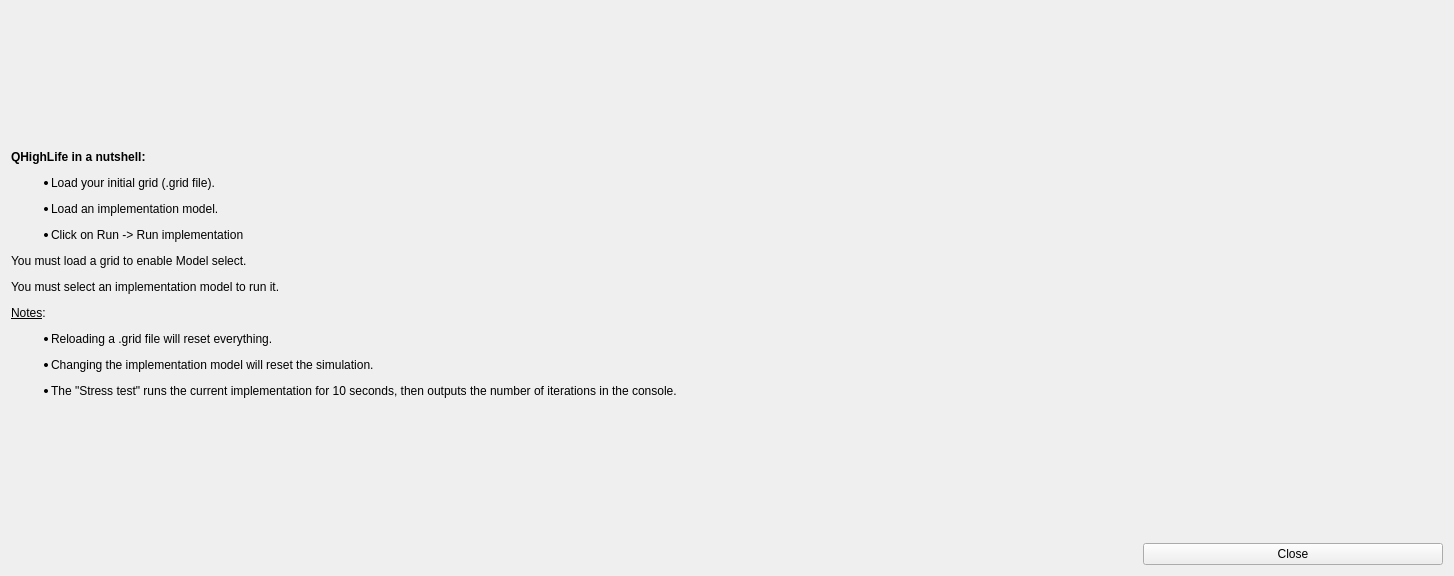
First picture: the form in tutorial.ui, repository gsanhueza/QHighLife, before the edit.
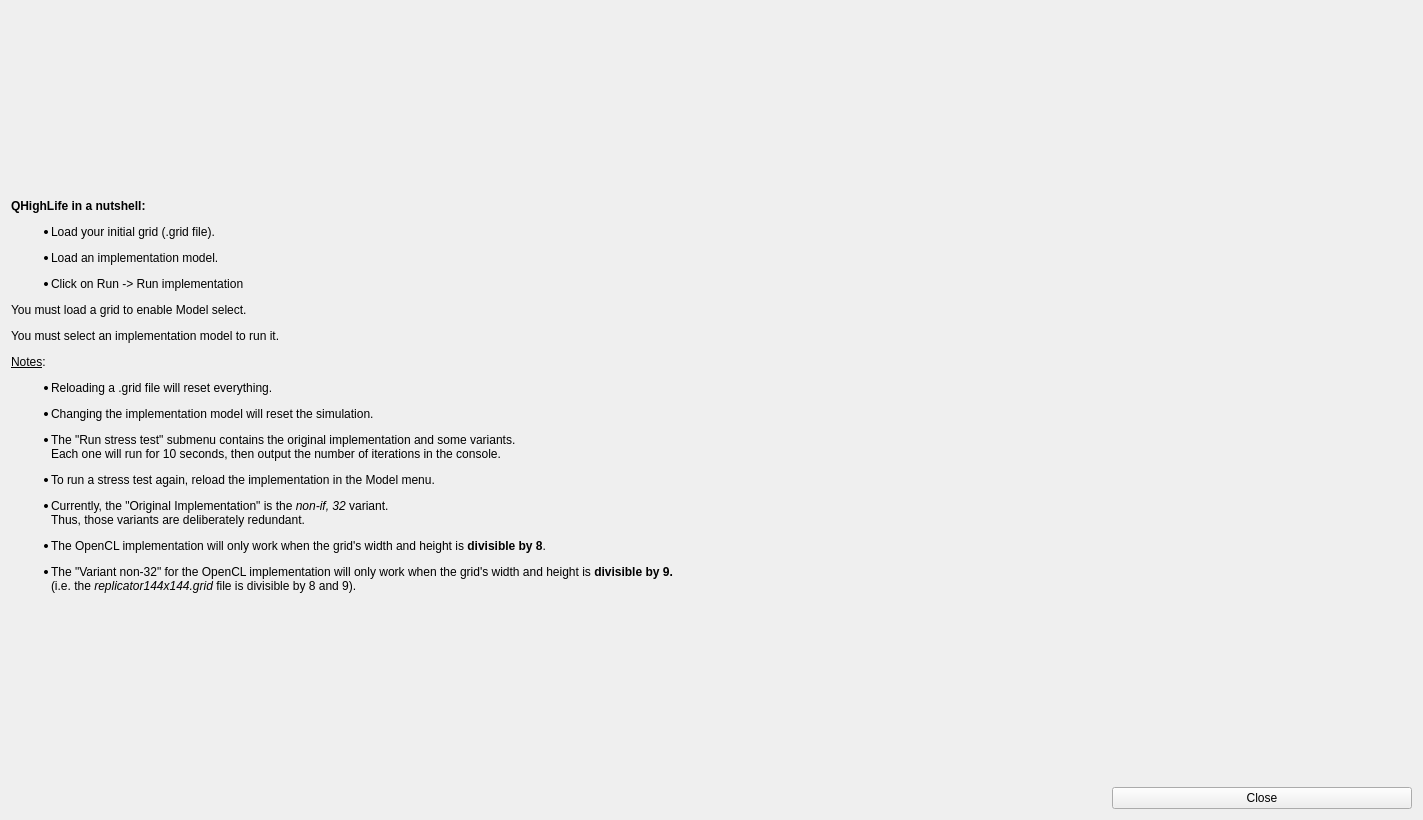
Second picture: the form after the edit. Icons and pictures are not drawn.

Commit message: Variante non-32 corre con 9 threads por dimension de bloque, se actualiza el tutorial

What changed in the file:
```diff
--- a/tutorial.ui
+++ b/tutorial.ui
@@ -7,8 +7,8 @@
    <rect>
     <x>0</x>
     <y>0</y>
-    <width>1454</width>
-    <height>576</height>
+    <width>1423</width>
+    <height>820</height>
    </rect>
   </property>
   <property name="windowTitle">
@@ -22,7 +22,7 @@
    <item>
     <widget class="QLabel" name="instructions">
      <property name="text">
-      <string>&lt;html&gt;&lt;head/&gt;&lt;body&gt;&lt;p&gt;&lt;span style=&quot; font-weight:600;&quot;&gt;QHighLife in a nutshell:&lt;/span&gt;&lt;/p&gt;&lt;ul style=&quot;margin-top: 0px; margin-bottom: 0px; margin-left: 0px; margin-right: 0px; -qt-list-indent: 1;&quot;&gt;&lt;li style=&quot; margin-top:12px; margin-bottom:0px; margin-left:0px; margin-right:0px; -qt-block-indent:0; text-indent:0px;&quot;&gt;Load your initial grid (.grid file).&lt;/li&gt;&lt;/ul&gt;&lt;ul style=&quot;margin-top: 0px; margin-bottom: 0px; margin-left: 0px; margin-right: 0px; -qt-list-indent: 1;&quot;&gt;&lt;li style=&quot; margin-top:12px; margin-bottom:0px; margin-left:0px; margin-right:0px; -qt-block-indent:0; text-indent:0px;&quot;&gt;Load an implementation model.&lt;/li&gt;&lt;li style=&quot; margin-top:12px; margin-bottom:0px; margin-left:0px; margin-right:0px; -qt-block-indent:0; text-indent:0px;&quot;&gt;Click on Run -&amp;gt; Run implementation&lt;/li&gt;&lt;/ul&gt;&lt;p&gt;You must load a grid to enable Model select.&lt;/p&gt;&lt;p&gt;You must select an implementation model to run it.&lt;/p&gt;&lt;p&gt;&lt;span style=&quot; text-decoration: underline;&quot;&gt;Notes&lt;/span&gt;: &lt;/p&gt;&lt;ul style=&quot;margin-top: 0px; margin-bottom: 0px; margin-left: 0px; margin-right: 0px; -qt-list-indent: 1;&quot;&gt;&lt;li style=&quot; margin-top:12px; margin-bottom:0px; margin-left:0px; margin-right:0px; -qt-block-indent:0; text-indent:0px;&quot;&gt;Reloading a .grid file will reset everything.&lt;/li&gt;&lt;li style=&quot; margin-top:12px; margin-bottom:0px; margin-left:0px; margin-right:0px; -qt-block-indent:0; text-indent:0px;&quot;&gt;Changing the implementation model will reset the simulation.&lt;/li&gt;&lt;li style=&quot; margin-top:12px; margin-bottom:0px; margin-left:0px; margin-right:0px; -qt-block-indent:0; text-indent:0px;&quot;&gt;The &amp;quot;Stress test&amp;quot; runs the current implementation for 10 seconds, then outputs the number of iterations in the console.&lt;/li&gt;&lt;/ul&gt;&lt;/body&gt;&lt;/html&gt;</string>
+      <string>&lt;html&gt;&lt;head/&gt;&lt;body&gt;&lt;p&gt;&lt;span style=&quot; font-weight:600;&quot;&gt;QHighLife in a nutshell:&lt;/span&gt;&lt;/p&gt;&lt;ul style=&quot;margin-top: 0px; margin-bottom: 0px; margin-left: 0px; margin-right: 0px; -qt-list-indent: 1;&quot;&gt;&lt;li style=&quot; margin-top:12px; margin-bottom:0px; margin-left:0px; margin-right:0px; -qt-block-indent:0; text-indent:0px;&quot;&gt;Load your initial grid (.grid file).&lt;/li&gt;&lt;/ul&gt;&lt;ul style=&quot;margin-top: 0px; margin-bottom: 0px; margin-left: 0px; margin-right: 0px; -qt-list-indent: 1;&quot;&gt;&lt;li style=&quot; margin-top:12px; margin-bottom:0px; margin-left:0px; margin-right:0px; -qt-block-indent:0; text-indent:0px;&quot;&gt;Load an implementation model.&lt;/li&gt;&lt;li style=&quot; margin-top:12px; margin-bottom:0px; margin-left:0px; margin-right:0px; -qt-block-indent:0; text-indent:0px;&quot;&gt;Click on Run -&amp;gt; Run implementation&lt;/li&gt;&lt;/ul&gt;&lt;p&gt;You must load a grid to enable Model select.&lt;/p&gt;&lt;p&gt;You must select an implementation model to run it.&lt;/p&gt;&lt;p&gt;&lt;span style=&quot; text-decoration: underline;&quot;&gt;Notes&lt;/span&gt;: &lt;/p&gt;&lt;ul style=&quot;margin-top: 0px; margin-bottom: 0px; margin-left: 0px; margin-right: 0px; -qt-list-indent: 1;&quot;&gt;&lt;li style=&quot; margin-top:12px; margin-bottom:0px; margin-left:0px; margin-right:0px; -qt-block-indent:0; text-indent:0px;&quot;&gt;Reloading a .grid file will reset everything.&lt;/li&gt;&lt;li style=&quot; margin-top:12px; margin-bottom:0px; margin-left:0px; margin-right:0px; -qt-block-indent:0; text-indent:0px;&quot;&gt;Changing the implementation model will reset the simulation.&lt;/li&gt;&lt;li style=&quot; margin-top:12px; margin-bottom:0px; margin-left:0px; margin-right:0px; -qt-block-indent:0; text-indent:0px;&quot;&gt;The &amp;quot;Run stress test&amp;quot; submenu contains the original implementation and some variants.&lt;br/&gt;Each one will run for 10 seconds, then output the number of iterations in the console.&lt;/li&gt;&lt;li style=&quot; margin-top:12px; margin-bottom:0px; margin-left:0px; margin-right:0px; -qt-block-indent:0; text-indent:0px;&quot;&gt;To run a stress test again, reload the implementation in the Model menu.&lt;/li&gt;&lt;li style=&quot; margin-top:12px; margin-bottom:0px; margin-left:0px; margin-right:0px; -qt-block-indent:0; text-indent:0px;&quot;&gt;Currently, the &amp;quot;Original Implementation&amp;quot; is the &lt;span style=&quot; font-style:italic;&quot;&gt;non-if, 32&lt;/span&gt; variant. &lt;br/&gt;Thus, those variants are deliberately redundant.&lt;/li&gt;&lt;li style=&quot; margin-top:12px; margin-bottom:0px; margin-left:0px; margin-right:0px; -qt-block-indent:0; text-indent:0px;&quot;&gt;The OpenCL implementation will only work when the grid's width and height is &lt;span style=&quot; font-weight:600;&quot;&gt;divisible by 8&lt;/span&gt;.&lt;/li&gt;&lt;li style=&quot; margin-top:12px; margin-bottom:0px; margin-left:0px; margin-right:0px; -qt-block-indent:0; text-indent:0px;&quot;&gt;The &amp;quot;Variant non-32&amp;quot; for the OpenCL implementation will only work when the grid's width and height is &lt;span style=&quot; font-weight:600;&quot;&gt;divisible by 9.&lt;/span&gt;&lt;br/&gt;(i.e. the &lt;span style=&quot; font-style:italic;&quot;&gt;replicator144x144.grid&lt;/span&gt; file is divisible by 8 and 9).&lt;/li&gt;&lt;/ul&gt;&lt;/body&gt;&lt;/html&gt;</string>
      </property>
     </widget>
    </item>
```
The commit also changes 2 other files.
